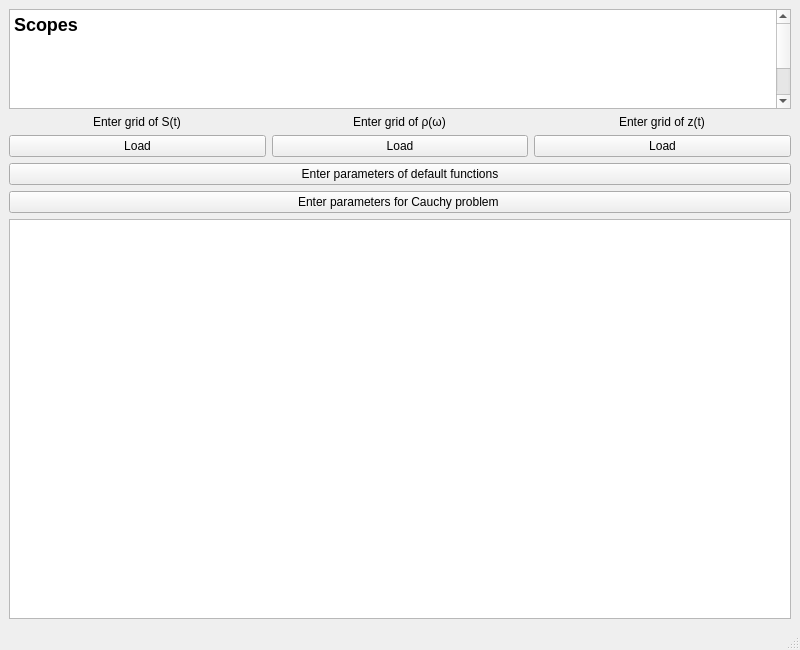
Old version of the form untitled.ui in the repository RuslanSafronoff/numerical_metods.
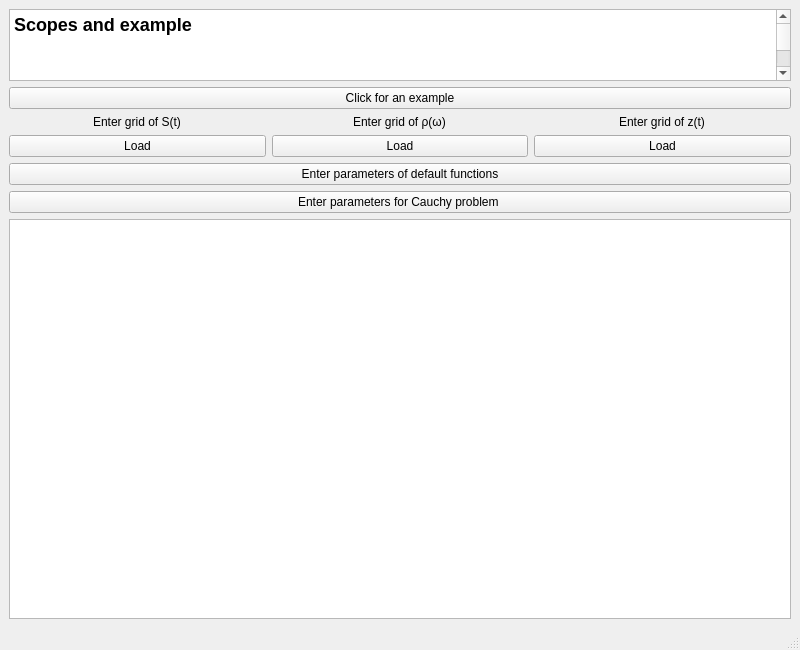
New version of the form. Icons and pictures are not drawn.

The edit to the form file:
```diff
--- a/untitled.ui
+++ b/untitled.ui
@@ -36,7 +36,7 @@
 &lt;html&gt;&lt;head&gt;&lt;meta name=&quot;qrichtext&quot; content=&quot;1&quot; /&gt;&lt;style type=&quot;text/css&quot;&gt;
 p, li { white-space: pre-wrap; }
 &lt;/style&gt;&lt;/head&gt;&lt;body style=&quot; font-family:'.SF NS Text'; font-size:13pt; font-weight:400; font-style:normal;&quot;&gt;
-&lt;p style=&quot; margin-top:16px; margin-bottom:12px; margin-left:0px; margin-right:0px; -qt-block-indent:0; text-indent:0px;&quot;&gt;&lt;span style=&quot; font-size:x-large; font-weight:600;&quot;&gt;Scopes&lt;/span&gt;&lt;/p&gt;
+&lt;p style=&quot; margin-top:16px; margin-bottom:12px; margin-left:0px; margin-right:0px; -qt-block-indent:0; text-indent:0px;&quot;&gt;&lt;span style=&quot; font-size:x-large; font-weight:600;&quot;&gt;Scopes and example&lt;/span&gt;&lt;/p&gt;
 &lt;p style=&quot; margin-top:0px; margin-bottom:0px; margin-left:0px; margin-right:0px; -qt-block-indent:0; text-indent:0px;&quot;&gt;&lt;br /&gt;&lt;/p&gt;
 &lt;table border=&quot;0&quot; style=&quot; margin-top:0px; margin-bottom:0px; margin-left:0px; margin-right:0px;&quot; cellspacing=&quot;2&quot; cellpadding=&quot;0&quot;&gt;
 &lt;tr&gt;
@@ -52,7 +52,23 @@
 &lt;tr&gt;
 &lt;td&gt;
 &lt;p align=&quot;center&quot; style=&quot; margin-top:0px; margin-bottom:0px; margin-left:0px; margin-right:0px; -qt-block-indent:0; text-indent:0px;&quot;&gt;&lt;img src=&quot;Untitled2x.png&quot; /&gt;&lt;/p&gt;&lt;/td&gt;
-&lt;td&gt;&lt;/td&gt;&lt;/tr&gt;&lt;/table&gt;&lt;/body&gt;&lt;/html&gt;</string>
+&lt;td&gt;&lt;/td&gt;&lt;/tr&gt;&lt;/table&gt;
+&lt;p style=&quot; margin-top:0px; margin-bottom:0px; margin-left:0px; margin-right:0px; -qt-block-indent:0; text-indent:0px;&quot;&gt;   &lt;/p&gt;
+&lt;p style=&quot; margin-top:12px; margin-bottom:12px; margin-left:0px; margin-right:0px; -qt-block-indent:0; text-indent:0px;&quot;&gt;   &lt;/p&gt;
+&lt;p align=&quot;center&quot; style=&quot; margin-top:0px; margin-bottom:0px; margin-left:0px; margin-right:0px; -qt-block-indent:0; text-indent:0px;&quot;&gt;&lt;img src=&quot;some_tex/example0x.png&quot; /&gt;   &lt;/p&gt;
+&lt;p align=&quot;center&quot; style=&quot; margin-top:0px; margin-bottom:0px; margin-left:0px; margin-right:0px; -qt-block-indent:0; text-indent:0px;&quot;&gt;&lt;img src=&quot;some_tex/example1x.png&quot; /&gt;   &lt;/p&gt;
+&lt;p align=&quot;center&quot; style=&quot; margin-top:0px; margin-bottom:0px; margin-left:0px; margin-right:0px; -qt-block-indent:0; text-indent:0px;&quot;&gt;&lt;img src=&quot;some_tex/example2x.png&quot; /&gt;   &lt;/p&gt;
+&lt;p align=&quot;center&quot; style=&quot; margin-top:0px; margin-bottom:0px; margin-left:0px; margin-right:0px; -qt-block-indent:0; text-indent:0px;&quot;&gt;&lt;img src=&quot;some_tex/example3x.png&quot; /&gt;   &lt;/p&gt;
+&lt;p align=&quot;center&quot; style=&quot; margin-top:0px; margin-bottom:0px; margin-left:0px; margin-right:0px; -qt-block-indent:0; text-indent:0px;&quot;&gt;&lt;img src=&quot;some_tex/example4x.png&quot; /&gt;   &lt;/p&gt;
+&lt;p align=&quot;center&quot; style=&quot; margin-top:0px; margin-bottom:0px; margin-left:0px; margin-right:0px; -qt-block-indent:0; text-indent:0px;&quot;&gt;&lt;img src=&quot;some_tex/example5x.png&quot; /&gt;   &lt;/p&gt;
+&lt;p align=&quot;center&quot; style=&quot; margin-top:0px; margin-bottom:0px; margin-left:0px; margin-right:0px; -qt-block-indent:0; text-indent:0px;&quot;&gt;&lt;img src=&quot;some_tex/example6x.png&quot; /&gt;  &lt;/p&gt;&lt;/body&gt;&lt;/html&gt;</string>
+        </property>
+       </widget>
+      </item>
+      <item>
+       <widget class="QPushButton" name="pushButton_example">
+        <property name="text">
+         <string>Click for an example</string>
         </property>
        </widget>
       </item>
```
